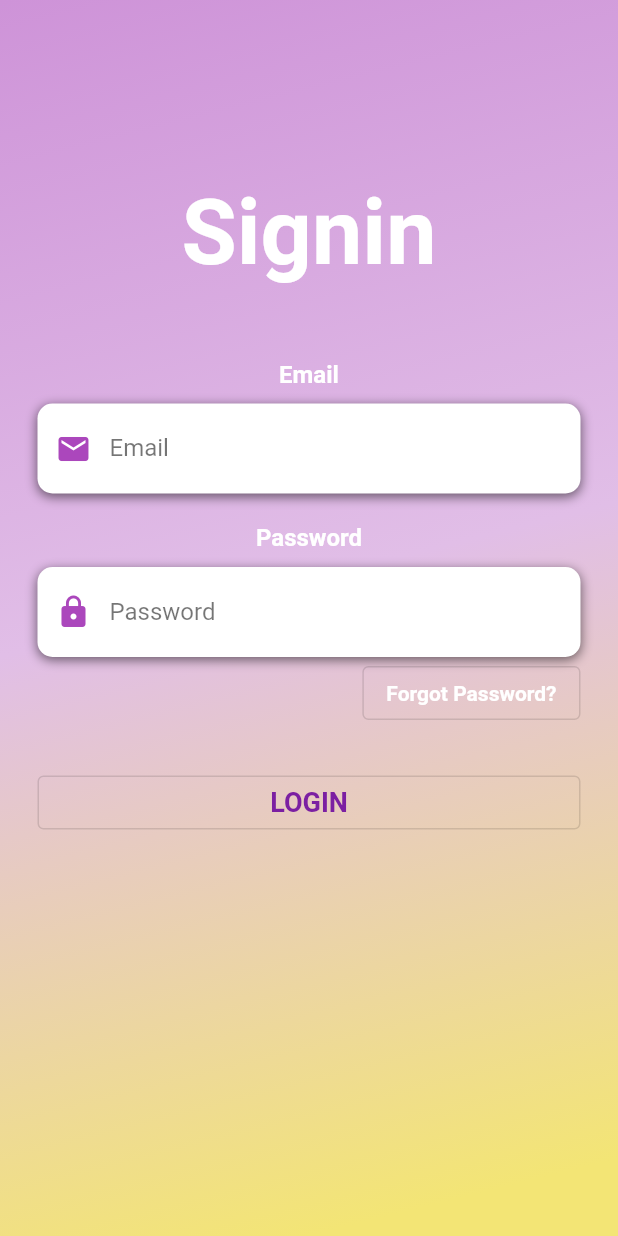
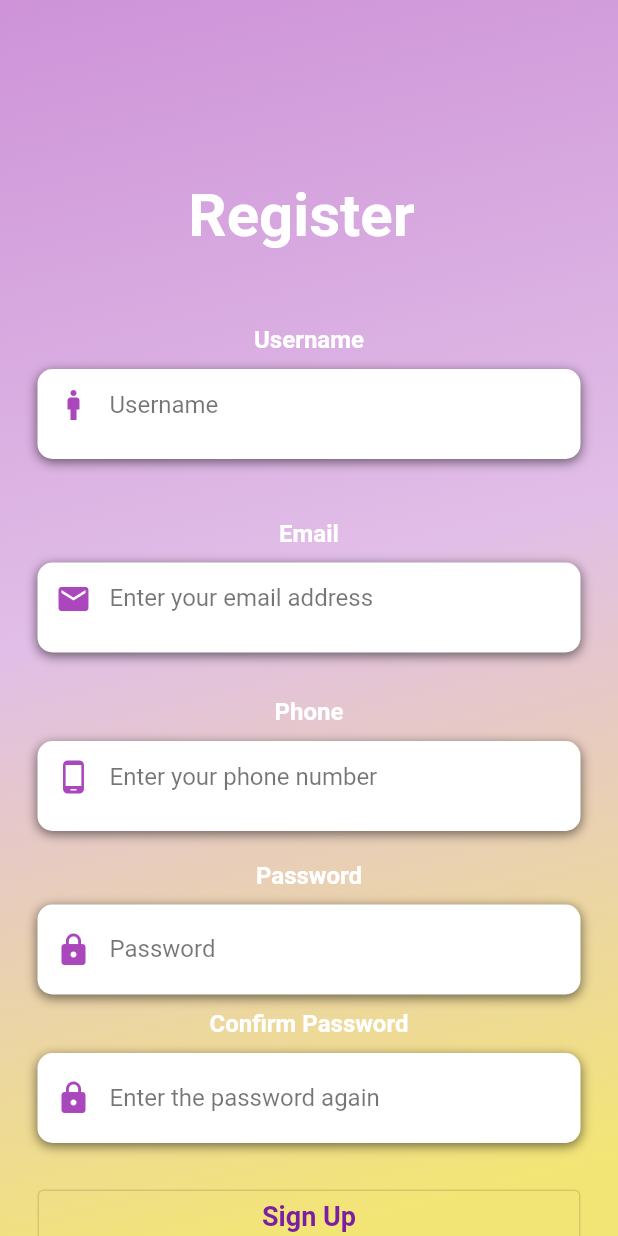
Before and after one commit to vishmi007/A-simple-login-page, a Flutter app: the screen it shows after launch, on a phone screen of 412 x 824 dp. Run offline on Flutter 3.47's test engine with Material 2 defaults, Android fonts, the phone set to English and light mode, and no system bars.

Commit message:
Made the registration form with username,email address,phone,password and confirm password text boxes. Also validated the user inputs

```diff
--- a/lib/loginScreen.dart
+++ b/lib/loginScreen.dart
@@ -171,6 +171,34 @@ class _LoginScreenState extends State<LoginScreen>
       );
 
   }
+
+  Widget  buildSignUpBtn()
+  {
+    return GestureDetector(
+      onTap: () => print('Sign in button pressed'),
+      child: RichText(
+       text: TextSpan(
+         children: [
+           TextSpan(
+             text: 'Dont\' have an Account?',
+             style: TextStyle(
+               color: Colors.white, fontSize: 18, fontWeight: FontWeight.w500
+             )
+           ),
+           TextSpan(
+             text: 'Sign Up',
+             style: TextStyle(
+               color: Colors.white,
+               fontSize: 18,
+               fontWeight: FontWeight.bold
+             )
+           )
+         ]
+       )
+      )
+
+    );
+  }
   Widget build(BuildContext context)
   {
     return Scaffold(
@@ -202,7 +230,7 @@ class _LoginScreenState extends State<LoginScreen>
                 ),
                     child : Column(
                         children: <Widget>[
-                          Text('Signin',
+                          Text('Sign In',
                               style: TextStyle(
                                   color : Colors.white,
                                   fontSize: 60.0,
@@ -213,7 +241,9 @@ class _LoginScreenState extends State<LoginScreen>
                           SizedBox(height: 20),
                           buildPassword(),
                           buildForgotPasswordBtn(),
-                          buildLoginBtn()
+                          buildLoginBtn(),
+                          buildSignUpBtn(),
+
 
 
                         ]
--- a/lib/main.dart
+++ b/lib/main.dart
@@ -1,5 +1,6 @@
 import 'package:flutter/material.dart';
 import 'loginScreen.dart';
+import 'registrationScreen.dart';
 
 void main() {
   runApp(const MyApp());
@@ -14,7 +15,8 @@ class MyApp extends StatelessWidget {
     return MaterialApp(
       title: 'Flutter Login Page UI',
 
-      home: LoginScreen(),
+      //home: LoginScreen(),
+      home: RegistrationScreen(),
     );
   }
 }
--- a/lib/registrationScreen.dart
+++ b/lib/registrationScreen.dart
@@ -0,0 +1,378 @@
+import 'package:flutter/material.dart';
+import 'package:flutter/services.dart';
+
+
+//Using a StatefulWidget because the state changes over time.
+class RegistrationScreen extends StatefulWidget{
+
+  @override
+  _RegistrationScreenState createState() => _RegistrationScreenState();
+}
+
+
+class _RegistrationScreenState extends State<RegistrationScreen>
+{
+
+
+  /*Method Name  : buildEmail
+    Parameters   : None
+    Purpose      : To Design the email text box.
+  */
+  Widget buildEmail()
+  {
+    return Column(
+        children: <Widget>[
+          Text(
+              'Email',style: TextStyle(
+            color: Colors.white,
+            fontSize: 16,
+            fontWeight: FontWeight.bold,
+
+          )
+          ),
+          SizedBox(height: 10),
+          Container(
+              alignment: Alignment.topLeft,
+              decoration: BoxDecoration(
+                  color: Colors.white,
+                  borderRadius: BorderRadius.circular(10),
+                  boxShadow: [
+                    BoxShadow(
+                        color: Colors.black54,
+                        blurRadius: 6,
+                        offset:Offset(0,2)
+                    )
+                  ]
+              ),
+              height: 60,
+              child: TextField(
+                //Validating the user input
+                  keyboardType: TextInputType.emailAddress,
+                  style: TextStyle(
+                      color:Colors.black54
+                  ),
+                  decoration: InputDecoration(
+                      border: InputBorder.none,
+                      contentPadding: EdgeInsets.only(top:14),
+                      prefixIcon: Icon(
+                          Icons.email,
+                          color: Color(0XFFAB47BC)
+                      ),
+                      hintText: 'Enter your email address',
+                      hintStyle: TextStyle(
+                          color: Colors.black54
+                      )
+                  )
+              )
+          )
+        ]
+
+    );
+  }
+  /*Method Name  : buildPhone
+    Parameters   : None
+    Purpose      : To Design the email text box.
+  */
+  Widget buildPhone() {
+    return Column(
+        children: <Widget>[
+          Text(
+              'Phone', style: TextStyle(
+            color: Colors.white,
+            fontSize: 16,
+            fontWeight: FontWeight.bold,
+
+          )
+          ),
+          SizedBox(height: 10),
+          Container(
+              alignment: Alignment.topLeft,
+              decoration: BoxDecoration(
+                  color: Colors.white,
+                  borderRadius: BorderRadius.circular(10),
+                  boxShadow: [
+                    BoxShadow(
+                        color: Colors.black54,
+                        blurRadius: 6,
+                        offset: Offset(0, 2)
+                    )
+                  ]
+              ),
+              height: 60,
+              child: TextField(
+                //Validating the user input
+                  keyboardType: TextInputType.phone,
+                  style: TextStyle(
+                      color: Colors.black54
+                  ),
+                  decoration: InputDecoration(
+                      border: InputBorder.none,
+                      contentPadding: EdgeInsets.only(top: 14),
+                      prefixIcon: Icon(
+                          Icons.phone_android,
+                          color: Color(0XFFAB47BC)
+                      ),
+                      hintText: 'Enter your phone number',
+                      hintStyle: TextStyle(
+                          color: Colors.black54
+                      )
+                  )
+              )
+          )
+        ]
+
+    );
+  }
+
+
+  Widget buildUsername()
+  {
+    return Column(
+        children: <Widget>[
+          Text(
+              'Username',style: TextStyle(
+            color: Colors.white,
+            fontSize: 16,
+            fontWeight: FontWeight.bold,
+
+          )
+          ),
+          SizedBox(height: 10),
+          Container(
+              alignment: Alignment.topLeft,
+              decoration: BoxDecoration(
+                  color: Colors.white,
+                  borderRadius: BorderRadius.circular(10),
+                  boxShadow: [
+                    BoxShadow(
+                        color: Colors.black54,
+                        blurRadius: 6,
+                        offset:Offset(0,2)
+                    )
+                  ]
+              ),
+              height: 60,
+              child: TextField(
+                //Validating the user input
+                  obscureText: true,
+                  style: TextStyle(
+                      color:Colors.black54
+                  ),
+                  decoration: InputDecoration(
+                      border: InputBorder.none,
+                      contentPadding: EdgeInsets.only(top:14),
+                      prefixIcon: Icon(
+                          Icons.man,
+                          color: Color(0XFFAB47BC)
+                      ),
+                      hintText: 'Username',
+                      hintStyle: TextStyle(
+                          color: Colors.black54
+                      )
+                  )
+              )
+          )
+        ]
+
+    );
+  }
+
+/*Method Name  : buildPassword
+    Parameters   : None
+    Purpose      : To Design the Password text box.
+  */
+  Widget buildPassword()
+  {
+    return Column(
+        children: <Widget>[
+          Text(
+              'Password',style: TextStyle(
+            color: Colors.white,
+            fontSize: 16,
+            fontWeight: FontWeight.bold,
+
+          )
+          ),
+          SizedBox(height: 10),
+          Container(
+              alignment: Alignment.centerLeft,
+              decoration: BoxDecoration(
+                  color: Colors.white,
+                  borderRadius: BorderRadius.circular(10),
+                  boxShadow: [
+                    BoxShadow(
+                        color: Colors.black54,
+                        blurRadius: 6,
+                        offset:Offset(0,2)
+                    )
+                  ]
+              ),
+              height: 60,
+              child: TextField(
+                //Validating the user input
+                  obscureText: true,
+                  style: TextStyle(
+                      color:Colors.black54
+                  ),
+                  decoration: InputDecoration(
+                      border: InputBorder.none,
+                      contentPadding: EdgeInsets.only(top:14),
+                      prefixIcon: Icon(
+                          Icons.lock,
+                          color: Color(0XFFAB47BC)
+                      ),
+                      hintText: 'Password',
+                      hintStyle: TextStyle(
+                          color: Colors.black54
+                      )
+                  )
+              )
+          )
+        ]
+
+    );
+  }
+  /*Method Name  : buildConfirmPassword
+    Parameters   : None
+    Purpose      : To Design the Confirm Password text box.
+  */
+  Widget buildConfirmPassword()
+  {
+    return Column(
+        children: <Widget>[
+          Text(
+              'Confirm Password',style: TextStyle(
+            color: Colors.white,
+            fontSize: 16,
+            fontWeight: FontWeight.bold,
+
+          )
+          ),
+          SizedBox(height: 10),
+          Container(
+              alignment: Alignment.centerLeft,
+              decoration: BoxDecoration(
+                  color: Colors.white,
+                  borderRadius: BorderRadius.circular(10),
+                  boxShadow: [
+                    BoxShadow(
+                        color: Colors.black54,
+                        blurRadius: 6,
+                        offset:Offset(0,2)
+                    )
+                  ]
+              ),
+              height: 60,
+              child: TextField(
+                //Validating the user input
+                  obscureText: true,
+                  style: TextStyle(
+                      color:Colors.black54
+                  ),
+                  decoration: InputDecoration(
+                      border: InputBorder.none,
+                      contentPadding: EdgeInsets.only(top:14),
+                      prefixIcon: Icon(
+                          Icons.lock,
+                          color: Color(0XFFAB47BC)
+                      ),
+                      hintText: 'Enter the password again',
+                      hintStyle: TextStyle(
+                          color: Colors.black54
+                      )
+                  )
+              )
+          )
+        ]
+
+    );
+  }
+
+  /*Method Name  : buildLogin
+    Parameters   : None
+    Purpose      : To Design the Login button.
+  */
+
+  Widget buildLoginBtn()
+  {
+    return Container(
+      padding: EdgeInsets.symmetric(vertical: 25),
+      width: double.infinity,
+      child: OutlinedButton(
+        child: Text('Sign Up', style:TextStyle(color: Color(0XFF7B1FA2),
+            fontSize: 18,fontWeight: FontWeight.bold) ) ,
+        onPressed: () => print('Login Button Pressed'),
+
+
+      ),
+    );
+
+  }
+
+
+  Widget build(BuildContext context)
+  {
+    return Scaffold(
+      body: AnnotatedRegion<SystemUiOverlayStyle>(
+        value: SystemUiOverlayStyle.light,
+        child: GestureDetector(
+          child: Stack(
+            children: <Widget> [
+              Container(
+                height: double.infinity,
+                width: double.infinity,
+                decoration: BoxDecoration(
+                  gradient: LinearGradient(
+                      begin: Alignment.topLeft,
+                      end: Alignment.bottomCenter,
+                      colors: [
+                        Color(0XFFCE93D8),
+                        Color(0XFFE1BEE7),
+                        Color(0XFFF3E575),
+                      ]
+
+                  ),
+                ),
+                child: SingleChildScrollView(
+                    physics: AlwaysScrollableScrollPhysics(),
+                    padding: EdgeInsets.symmetric(
+                        horizontal: 25,
+                        vertical: 120
+                    ),
+                    child : Column(
+                        children: <Widget>[
+                          Text('Register ',
+                              style: TextStyle(
+                                  color : Colors.white,
+                                  fontSize: 40.0,
+                                  fontWeight : FontWeight.bold
+                              )),
+                          SizedBox(height: 50),
+                          buildUsername(),
+                          SizedBox(height: 40 ),
+                          buildEmail(),
+                          SizedBox(height: 30),
+                          buildPhone(),
+                          SizedBox(height: 20),
+                          buildPassword(),
+                          SizedBox(height:10),
+                          buildConfirmPassword(),
+
+                          buildLoginBtn(),
+
+
+
+
+                        ]
+
+                    )
+                ),
+              )
+            ],
+          ),
+        ),
+      ),
+
+    );
+  }
+}
```
